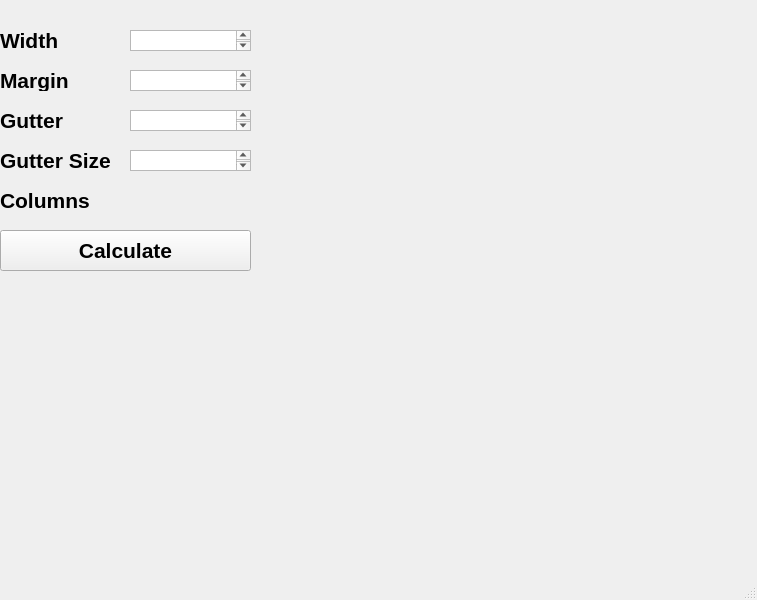
Qt form MainWindow.ui (PolarityFive/DeCal) before a commit.
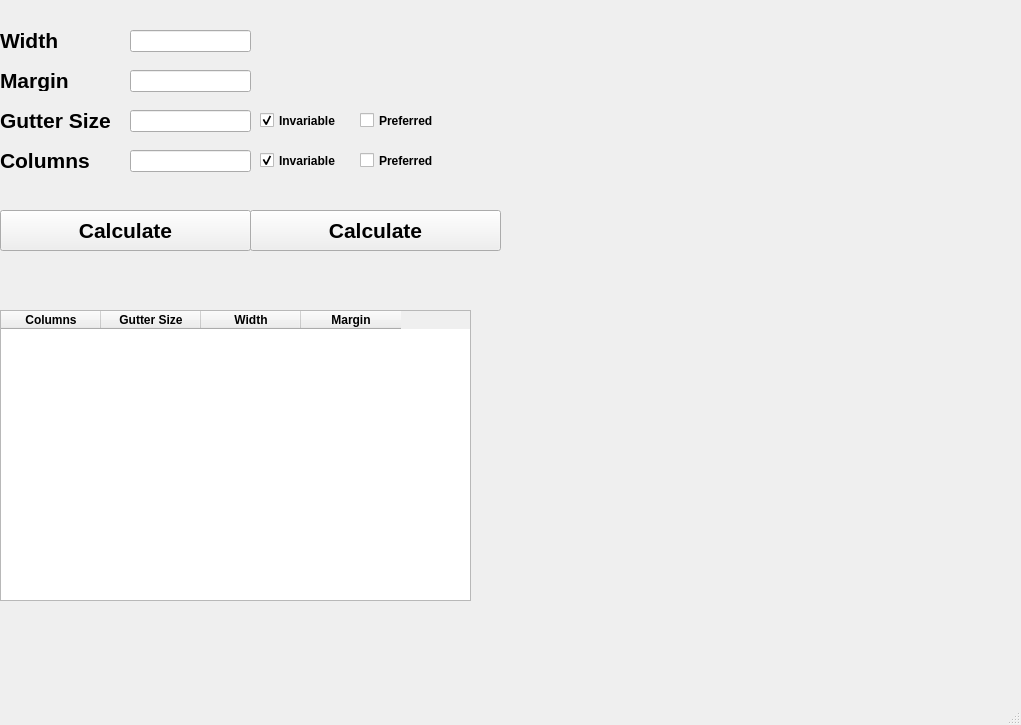
The same form after that commit.

```diff
--- a/MainWindow.ui
+++ b/MainWindow.ui
@@ -6,8 +6,8 @@
    <rect>
     <x>0</x>
     <y>0</y>
-    <width>757</width>
-    <height>600</height>
+    <width>1021</width>
+    <height>725</height>
    </rect>
   </property>
   <property name="font">
@@ -57,33 +57,13 @@
      <string>Margin</string>
     </property>
    </widget>
-   <widget class="QLabel" name="gutterLabel">
-    <property name="geometry">
-     <rect>
-      <x>0</x>
-      <y>110</y>
-      <width>71</width>
-      <height>21</height>
-     </rect>
-    </property>
-    <property name="font">
-     <font>
-      <family>Segoe UI</family>
-      <pointsize>16</pointsize>
-      <bold>true</bold>
-     </font>
-    </property>
-    <property name="text">
-     <string>Gutter</string>
-    </property>
-   </widget>
    <widget class="QLabel" name="gutterSizeLabel">
     <property name="geometry">
      <rect>
       <x>0</x>
-      <y>150</y>
-      <width>121</width>
-      <height>21</height>
+      <y>110</y>
+      <width>111</width>
+      <height>20</height>
      </rect>
     </property>
     <property name="font">
@@ -100,9 +80,9 @@
     <property name="geometry">
      <rect>
       <x>0</x>
-      <y>190</y>
-      <width>111</width>
-      <height>21</height>
+      <y>150</y>
+      <width>101</width>
+      <height>20</height>
      </rect>
     </property>
     <property name="font">
@@ -115,54 +95,185 @@
      <string>Columns</string>
     </property>
    </widget>
-   <widget class="QTextEdit" name="widthText">
+   <widget class="QPushButton" name="calculateButton">
+    <property name="enabled">
+     <bool>true</bool>
+    </property>
+    <property name="geometry">
+     <rect>
+      <x>0</x>
+      <y>210</y>
+      <width>251</width>
+      <height>41</height>
+     </rect>
+    </property>
+    <property name="minimumSize">
+     <size>
+      <width>20</width>
+      <height>20</height>
+     </size>
+    </property>
+    <property name="font">
+     <font>
+      <pointsize>16</pointsize>
+      <bold>true</bold>
+     </font>
+    </property>
+    <property name="text">
+     <string>Calculate</string>
+    </property>
+    <property name="default">
+     <bool>false</bool>
+    </property>
+   </widget>
+   <widget class="QCheckBox" name="gutterInvariableCheckBox">
+    <property name="geometry">
+     <rect>
+      <x>260</x>
+      <y>110</y>
+      <width>81</width>
+      <height>21</height>
+     </rect>
+    </property>
+    <property name="text">
+     <string>Invariable</string>
+    </property>
+    <property name="checked">
+     <bool>true</bool>
+    </property>
+   </widget>
+   <widget class="QCheckBox" name="gutterPreferredCheckBox">
+    <property name="geometry">
+     <rect>
+      <x>360</x>
+      <y>110</y>
+      <width>81</width>
+      <height>21</height>
+     </rect>
+    </property>
+    <property name="text">
+     <string>Preferred</string>
+    </property>
+    <property name="checked">
+     <bool>false</bool>
+    </property>
+   </widget>
+   <widget class="QCheckBox" name="columnInvariableCheckBox">
+    <property name="geometry">
+     <rect>
+      <x>260</x>
+      <y>150</y>
+      <width>81</width>
+      <height>21</height>
+     </rect>
+    </property>
+    <property name="text">
+     <string>Invariable</string>
+    </property>
+    <property name="checked">
+     <bool>true</bool>
+    </property>
+   </widget>
+   <widget class="QCheckBox" name="columnPreferredCheckBox">
+    <property name="geometry">
+     <rect>
+      <x>360</x>
+      <y>150</y>
+      <width>81</width>
+      <height>21</height>
+     </rect>
+    </property>
+    <property name="text">
+     <string>Preferred</string>
+    </property>
+   </widget>
+   <widget class="QLineEdit" name="widthLineEdit">
     <property name="geometry">
      <rect>
       <x>130</x>
       <y>30</y>
       <width>121</width>
-      <height>21</height>
+      <height>22</height>
      </rect>
     </property>
    </widget>
-   <widget class="QTextEdit" name="marginText">
+   <widget class="QLineEdit" name="marginLineEdit">
     <property name="geometry">
      <rect>
       <x>130</x>
       <y>70</y>
       <width>121</width>
-      <height>21</height>
+      <height>22</height>
      </rect>
     </property>
    </widget>
-   <widget class="QTextEdit" name="gutterText">
+   <widget class="QLineEdit" name="gutterSizeLineEdit">
     <property name="geometry">
      <rect>
       <x>130</x>
       <y>110</y>
       <width>121</width>
-      <height>21</height>
+      <height>22</height>
      </rect>
     </property>
    </widget>
-   <widget class="QTextEdit" name="gutterSizeText">
+   <widget class="QLineEdit" name="columnsLineEdit">
     <property name="geometry">
      <rect>
       <x>130</x>
       <y>150</y>
       <width>121</width>
-      <height>21</height>
+      <height>22</height>
      </rect>
     </property>
    </widget>
-   <widget class="QPushButton" name="pushButton">
-    <property name="enabled">
-     <bool>true</bool>
-    </property>
+   <widget class="QTableWidget" name="tableWidget">
     <property name="geometry">
      <rect>
       <x>0</x>
-      <y>230</y>
+      <y>310</y>
+      <width>471</width>
+      <height>291</height>
+     </rect>
+    </property>
+    <property name="showGrid">
+     <bool>true</bool>
+    </property>
+    <property name="sortingEnabled">
+     <bool>true</bool>
+    </property>
+    <property name="columnCount">
+     <number>4</number>
+    </property>
+    <column>
+     <property name="text">
+      <string>Columns</string>
+     </property>
+    </column>
+    <column>
+     <property name="text">
+      <string>Gutter Size</string>
+     </property>
+    </column>
+    <column>
+     <property name="text">
+      <string>Width</string>
+     </property>
+    </column>
+    <column>
+     <property name="text">
+      <string>Margin</string>
+     </property>
+    </column>
+   </widget>
+   <widget class="QPushButton" name="calculateDefaultsButton">
+    <property name="enabled">
+     <bool>true</bool>
+    </property>
+    <property name="geometry">
+     <rect>
+      <x>250</x>
+      <y>210</y>
       <width>251</width>
       <height>41</height>
      </rect>
@@ -182,6 +293,9 @@
     <property name="text">
      <string>Calculate</string>
     </property>
+    <property name="default">
+     <bool>false</bool>
+    </property>
    </widget>
   </widget>
   <widget class="QMenuBar" name="menubar">
```
Left out of the diff: 4 changed lines with no effect on the pictures.
